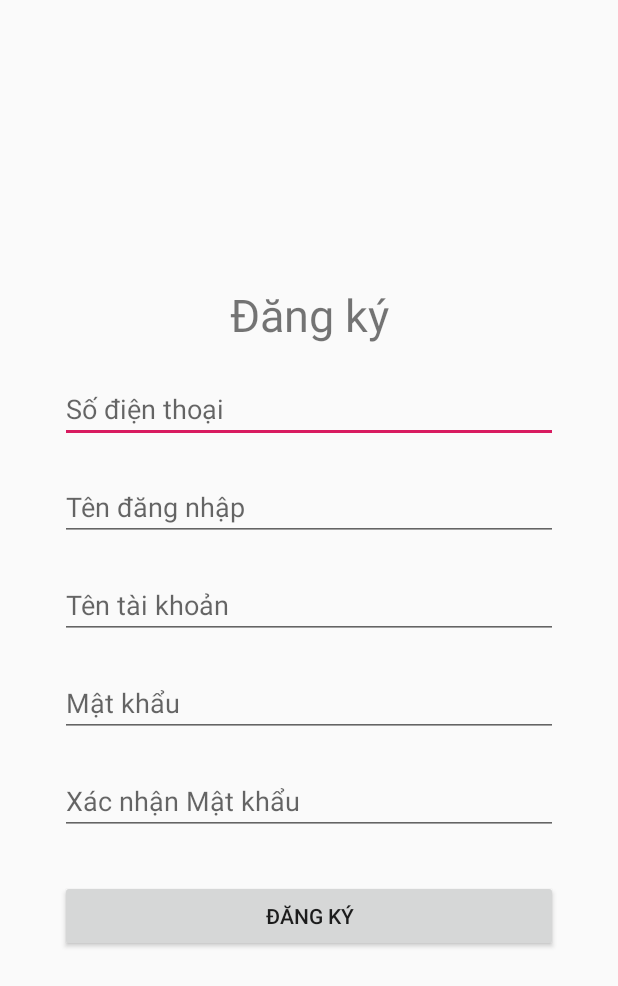
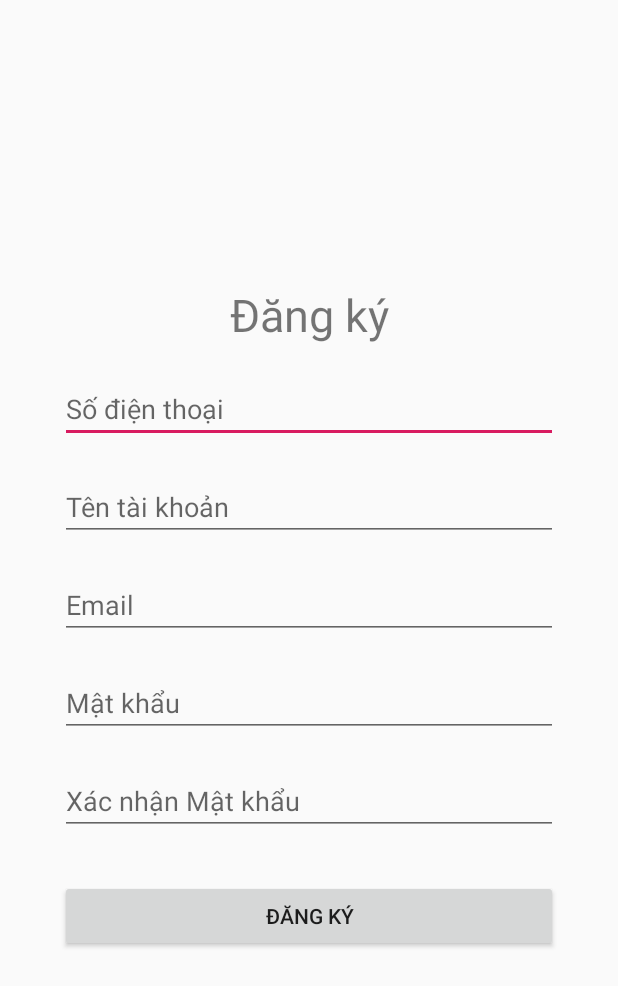
Before and after one commit to zzf7ktx/AndroidCK, an Android app: the layout activity_main_register.xml on its own in the app's theme, with its tools: preview values and no code run, on a phone screen of 412 x 824 dp. Shown: the top 986 px of the screen. Run offline under Robolectric (Android 15) with nearby library versions, the phone set to English and light mode, and no system bars.

Commit message:
Register component & change Login Component

```diff
--- a/Shop/app/src/main/res/layout/activity_main_register.xml
+++ b/Shop/app/src/main/res/layout/activity_main_register.xml
@@ -16,6 +16,7 @@
         android:text="Đăng ký"
         android:gravity="center" />
     <EditText
+        android:id="@+id/register_edtPhone"
         android:layout_marginTop="20dp"
         android:hint="Số điện thoại"
         android:layout_marginLeft="30dp"
@@ -24,15 +25,7 @@
         android:layout_height="wrap_content"
         tools:ignore="HardcodedText" />
     <EditText
-        android:layout_marginTop="20dp"
-        android:hint="Tên đăng nhập"
-        android:layout_marginLeft="30dp"
-        android:layout_marginRight="30dp"
-        android:layout_width="match_parent"
-        android:layout_height="wrap_content"
-        tools:ignore="HardcodedText" />
-
-	<EditText
+        android:id="@+id/register_edtUser"
         android:layout_marginTop="20dp"
         android:hint="Tên tài khoản"
         android:layout_marginLeft="30dp"
@@ -41,7 +34,18 @@
         android:layout_height="wrap_content"
         tools:ignore="HardcodedText" />
 
+	<EditText
+        android:id="@+id/register_edtEmail"
+        android:layout_marginTop="20dp"
+        android:hint="Email"
+        android:layout_marginLeft="30dp"
+        android:layout_marginRight="30dp"
+        android:layout_width="match_parent"
+        android:layout_height="wrap_content"
+        tools:ignore="HardcodedText" />
+
     <EditText
+        android:id="@+id/register_edtPass"
         android:layout_marginTop="20dp"
         android:hint="Mật khẩu"
         android:layout_marginLeft="30dp"
@@ -50,6 +54,7 @@
         android:layout_height="wrap_content"
         tools:ignore="HardcodedText" />
     <EditText
+        android:id="@+id/register_edtRePass"
         android:layout_marginTop="20dp"
         android:hint="Xác nhận Mật khẩu"
         android:layout_marginLeft="30dp"
@@ -59,6 +64,7 @@
         tools:ignore="HardcodedText" />
 
     <Button
+        android:id="@+id/register_btnRegister"
         android:layout_marginTop="30dp"
         android:layout_marginLeft="30dp"
         android:layout_marginRight="30dp"
```
Also changed, not shown: Shop/app/src/main/java/com/example/shop/LoginActivity.java (+4 -4 lines), Shop/app/src/main/java/com/example/shop/RegisterActivity.java (+110 -0 lines).
